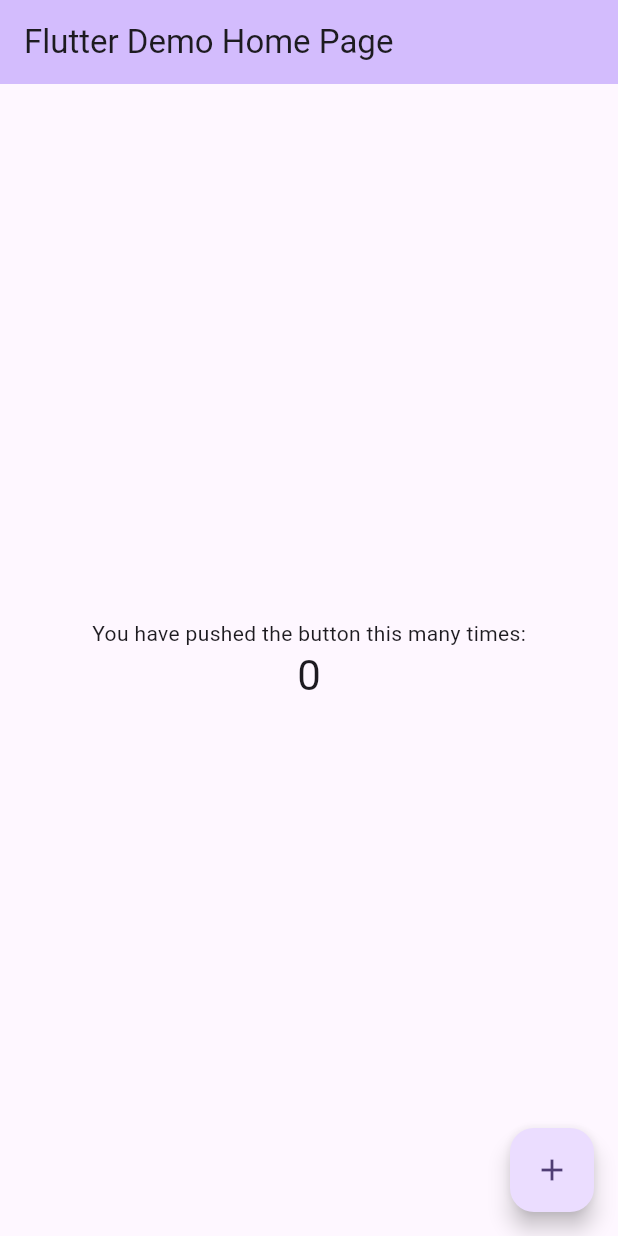
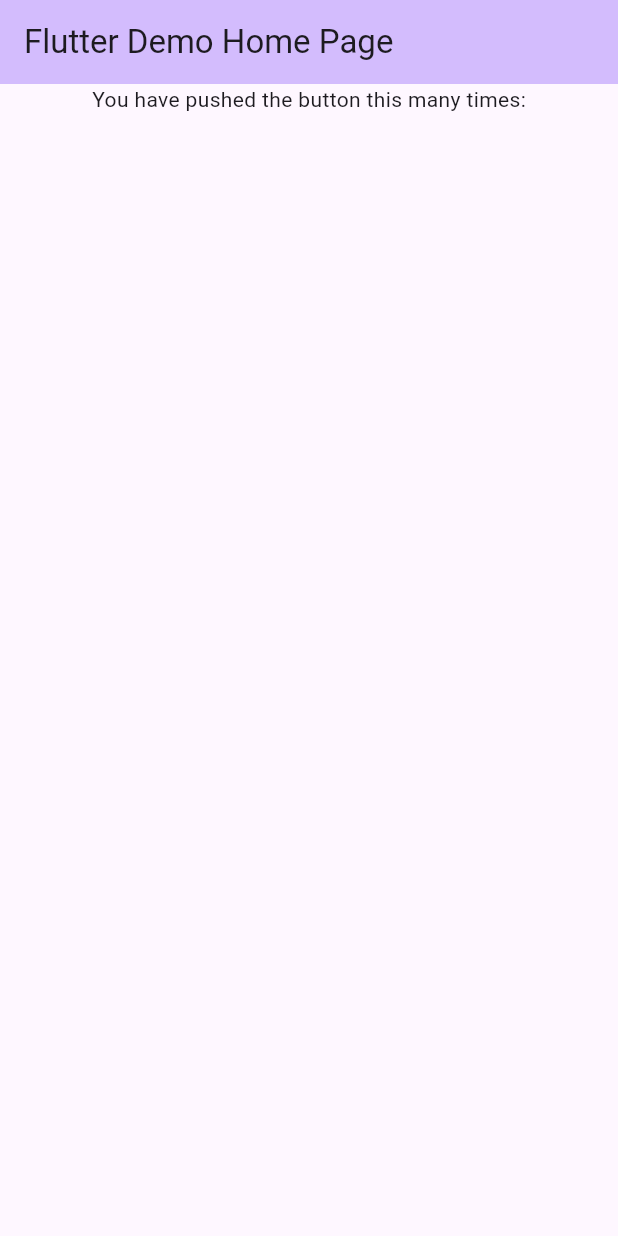
Before and after one commit to kushagra-aa/toolbox, a Flutter app: the screen it shows after launch, on a phone screen of 412 x 824 dp. Run offline on Flutter 3.47's test engine with Material 2 defaults, Android fonts, the phone set to English and light mode, and no system bars.

Commit message:
removed unused code from main

```diff
--- a/lib/main.dart
+++ b/lib/main.dart
@@ -30,14 +30,6 @@ class MyHomePage extends StatefulWidget {
 }
 
 class _MyHomePageState extends State<MyHomePage> {
-  int _counter = 0;
-
-  void _incrementCounter() {
-    setState(() {
-      _counter++;
-    });
-  }
-
   @override
   Widget build(BuildContext context) {
     return Scaffold(
@@ -45,25 +37,15 @@ class _MyHomePageState extends State<MyHomePage> {
         backgroundColor: Theme.of(context).colorScheme.inversePrimary,
         title: Text(widget.title),
       ),
-      body: Center(
+      body: const Center(
         child: Column(
-          mainAxisAlignment: MainAxisAlignment.center,
-          children: <Widget>[
-            const Text(
+          children: [
+            Text(
               'You have pushed the button this many times:',
-            ),
-            Text(
-              '$_counter',
-              style: Theme.of(context).textTheme.headlineMedium,
             ),
           ],
         ),
       ),
-      floatingActionButton: FloatingActionButton(
-        onPressed: _incrementCounter,
-        tooltip: 'Increment',
-        child: const Icon(Icons.add),
-      ),
     );
   }
 }
```
